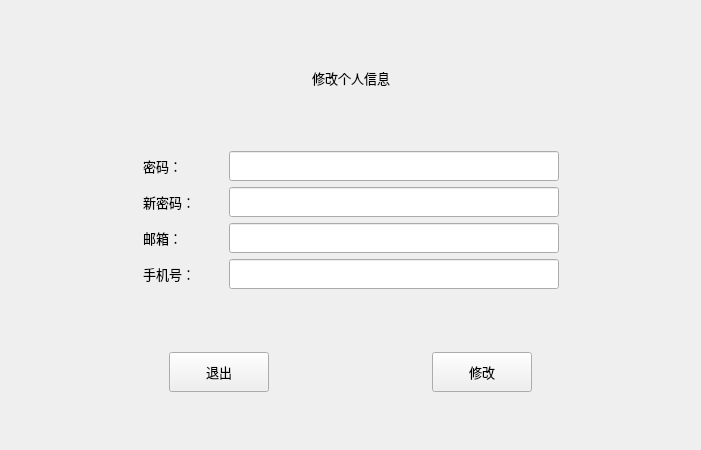
First picture: the form in changeuser.ui, repository QIPOMO/SnailIOTMonitoring, before the edit.
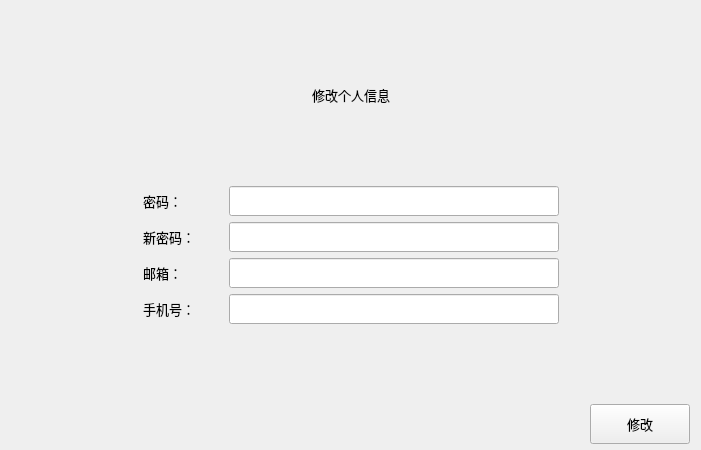
Second picture: the form after the edit.

What changed in the file:
```diff
--- a/changeuser.ui
+++ b/changeuser.ui
@@ -458,46 +458,6 @@
          </property>
         </spacer>
        </item>
-       <item>
-        <widget class="QPushButton" name="btnclose">
-         <property name="minimumSize">
-          <size>
-           <width>100</width>
-           <height>40</height>
-          </size>
-         </property>
-         <property name="maximumSize">
-          <size>
-           <width>80</width>
-           <height>30</height>
-          </size>
-         </property>
-         <property name="font">
-          <font>
-           <family>微软雅黑</family>
-           <pointsize>10</pointsize>
-           <weight>50</weight>
-           <bold>false</bold>
-          </font>
-         </property>
-         <property name="text">
-          <string>退出</string>
-         </property>
-        </widget>
-       </item>
-       <item>
-        <spacer name="horizontalSpacer_10">
-         <property name="orientation">
-          <enum>Qt::Horizontal</enum>
-         </property>
-         <property name="sizeHint" stdset="0">
-          <size>
-           <width>40</width>
-           <height>20</height>
-          </size>
-         </property>
-        </spacer>
-       </item>
        <item>
         <widget class="QPushButton" name="btnChange">
          <property name="minimumSize">
@@ -525,34 +485,8 @@
          </property>
         </widget>
        </item>
-       <item>
-        <spacer name="horizontalSpacer_19">
-         <property name="orientation">
-          <enum>Qt::Horizontal</enum>
-         </property>
-         <property name="sizeHint" stdset="0">
-          <size>
-           <width>40</width>
-           <height>20</height>
-          </size>
-         </property>
-        </spacer>
-       </item>
       </layout>
      </item>
-     <item>
-      <spacer name="verticalSpacer_2">
-       <property name="orientation">
-        <enum>Qt::Vertical</enum>
-       </property>
-       <property name="sizeHint" stdset="0">
-        <size>
-         <width>14</width>
-         <height>13</height>
-        </size>
-       </property>
-      </spacer>
-     </item>
     </layout>
    </item>
   </layout>
```
